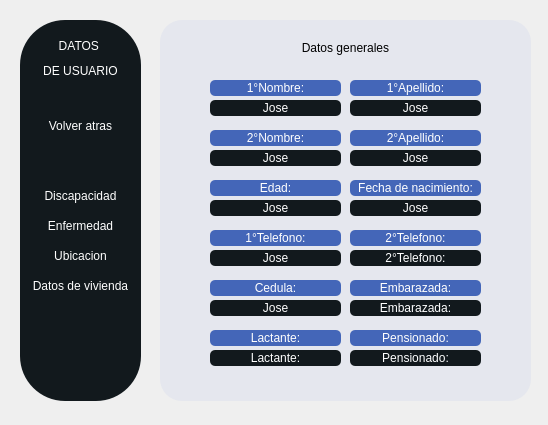
The window that VESOR/Archivos .py complementarios/Mostrar datos.ui (JoseSierraVzl/Proyecto-VESOR) describes before a commit, drawn with Qt 5.
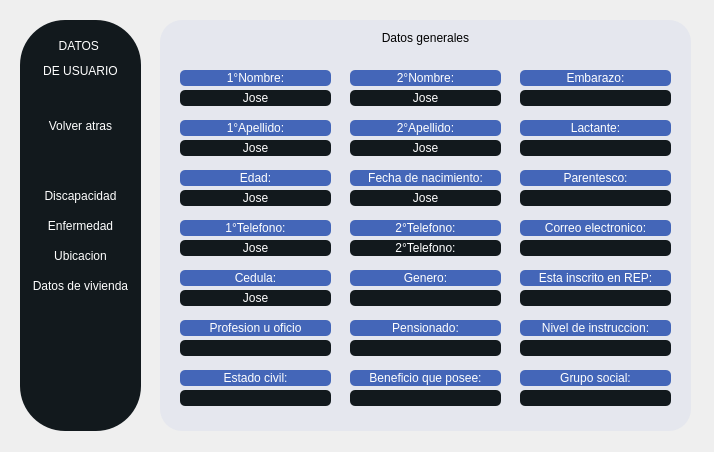
The same window after the commit.

Patch:
```diff
--- a/VESOR/Archivos .py complementarios/Mostrar datos.ui
+++ b/VESOR/Archivos .py complementarios/Mostrar datos.ui
@@ -6,8 +6,8 @@
    <rect>
     <x>0</x>
     <y>0</y>
-    <width>548</width>
-    <height>425</height>
+    <width>714</width>
+    <height>452</height>
    </rect>
   </property>
   <property name="windowTitle">
@@ -24,7 +24,7 @@
      <x>20</x>
      <y>20</y>
      <width>121</width>
-     <height>381</height>
+     <height>411</height>
     </rect>
    </property>
    <property name="styleSheet">
@@ -264,8 +264,8 @@
     <rect>
      <x>160</x>
      <y>20</y>
-     <width>371</width>
-     <height>381</height>
+     <width>531</width>
+     <height>411</height>
     </rect>
    </property>
    <property name="styleSheet">
@@ -284,8 +284,8 @@
     <property name="geometry">
      <rect>
       <x>190</x>
-      <y>80</y>
-      <width>131</width>
+      <y>70</y>
+      <width>151</width>
       <height>16</height>
      </rect>
     </property>
@@ -307,8 +307,8 @@
     <property name="geometry">
      <rect>
       <x>190</x>
-      <y>280</y>
-      <width>131</width>
+      <y>270</y>
+      <width>151</width>
       <height>16</height>
      </rect>
     </property>
@@ -320,7 +320,7 @@
 }</string>
     </property>
     <property name="text">
-     <string>Embarazada:</string>
+     <string/>
     </property>
     <property name="alignment">
      <set>Qt::AlignCenter</set>
@@ -329,9 +329,9 @@
    <widget class="QLabel" name="label_11">
     <property name="geometry">
      <rect>
-      <x>50</x>
-      <y>210</y>
-      <width>131</width>
+      <x>20</x>
+      <y>200</y>
+      <width>151</width>
       <height>16</height>
      </rect>
     </property>
@@ -351,9 +351,9 @@
    <widget class="QLabel" name="label_10">
     <property name="geometry">
      <rect>
-      <x>50</x>
-      <y>280</y>
-      <width>131</width>
+      <x>20</x>
+      <y>270</y>
+      <width>151</width>
       <height>16</height>
      </rect>
     </property>
@@ -375,8 +375,8 @@
     <property name="geometry">
      <rect>
       <x>190</x>
-      <y>260</y>
-      <width>131</width>
+      <y>250</y>
+      <width>151</width>
       <height>16</height>
      </rect>
     </property>
@@ -387,7 +387,7 @@
 }</string>
     </property>
     <property name="text">
-     <string>Embarazada:</string>
+     <string>Genero:</string>
     </property>
     <property name="alignment">
      <set>Qt::AlignCenter</set>
@@ -396,9 +396,9 @@
    <widget class="QLabel" name="label_6">
     <property name="geometry">
      <rect>
-      <x>50</x>
-      <y>130</y>
-      <width>131</width>
+      <x>20</x>
+      <y>120</y>
+      <width>151</width>
       <height>16</height>
      </rect>
     </property>
@@ -420,8 +420,8 @@
     <property name="geometry">
      <rect>
       <x>190</x>
-      <y>330</y>
-      <width>131</width>
+      <y>320</y>
+      <width>151</width>
       <height>16</height>
      </rect>
     </property>
@@ -433,7 +433,7 @@
 }</string>
     </property>
     <property name="text">
-     <string>Pensionado:</string>
+     <string/>
     </property>
     <property name="alignment">
      <set>Qt::AlignCenter</set>
@@ -442,8 +442,8 @@
    <widget class="QLabel" name="label_19">
     <property name="geometry">
      <rect>
-      <x>50</x>
-      <y>20</y>
+      <x>130</x>
+      <y>10</y>
       <width>271</width>
       <height>16</height>
      </rect>
@@ -464,9 +464,9 @@
    <widget class="QLabel" name="label_5">
     <property name="geometry">
      <rect>
-      <x>50</x>
-      <y>80</y>
-      <width>131</width>
+      <x>20</x>
+      <y>70</y>
+      <width>151</width>
       <height>16</height>
      </rect>
     </property>
@@ -487,9 +487,9 @@
    <widget class="QLabel" name="label_17">
     <property name="geometry">
      <rect>
-      <x>50</x>
-      <y>160</y>
-      <width>131</width>
+      <x>20</x>
+      <y>150</y>
+      <width>151</width>
       <height>16</height>
      </rect>
     </property>
@@ -509,9 +509,9 @@
    <widget class="QLabel" name="label_2">
     <property name="geometry">
      <rect>
-      <x>50</x>
-      <y>110</y>
-      <width>131</width>
+      <x>190</x>
+      <y>50</y>
+      <width>151</width>
       <height>16</height>
      </rect>
     </property>
@@ -532,8 +532,8 @@
     <property name="geometry">
      <rect>
       <x>190</x>
-      <y>160</y>
-      <width>131</width>
+      <y>150</y>
+      <width>151</width>
       <height>16</height>
      </rect>
     </property>
@@ -554,8 +554,8 @@
     <property name="geometry">
      <rect>
       <x>190</x>
-      <y>210</y>
-      <width>131</width>
+      <y>200</y>
+      <width>151</width>
       <height>16</height>
      </rect>
     </property>
@@ -576,8 +576,8 @@
     <property name="geometry">
      <rect>
       <x>190</x>
-      <y>180</y>
-      <width>131</width>
+      <y>170</y>
+      <width>151</width>
       <height>16</height>
      </rect>
     </property>
@@ -599,8 +599,8 @@
     <property name="geometry">
      <rect>
       <x>190</x>
-      <y>130</y>
-      <width>131</width>
+      <y>120</y>
+      <width>151</width>
       <height>16</height>
      </rect>
     </property>
@@ -621,9 +621,9 @@
    <widget class="QLabel" name="label_48">
     <property name="geometry">
      <rect>
-      <x>50</x>
-      <y>310</y>
-      <width>131</width>
+      <x>20</x>
+      <y>300</y>
+      <width>151</width>
       <height>16</height>
      </rect>
     </property>
@@ -634,7 +634,7 @@
 }</string>
     </property>
     <property name="text">
-     <string>Lactante:</string>
+     <string>Profesion u oficio</string>
     </property>
     <property name="alignment">
      <set>Qt::AlignCenter</set>
@@ -643,9 +643,9 @@
    <widget class="QLabel" name="label_9">
     <property name="geometry">
      <rect>
-      <x>50</x>
-      <y>260</y>
-      <width>131</width>
+      <x>20</x>
+      <y>250</y>
+      <width>151</width>
       <height>16</height>
      </rect>
     </property>
@@ -666,8 +666,8 @@
     <property name="geometry">
      <rect>
       <x>190</x>
-      <y>310</y>
-      <width>131</width>
+      <y>300</y>
+      <width>151</width>
       <height>16</height>
      </rect>
     </property>
@@ -687,9 +687,9 @@
    <widget class="QLabel" name="label_18">
     <property name="geometry">
      <rect>
-      <x>50</x>
-      <y>180</y>
-      <width>131</width>
+      <x>20</x>
+      <y>170</y>
+      <width>151</width>
       <height>16</height>
      </rect>
     </property>
@@ -711,8 +711,8 @@
     <property name="geometry">
      <rect>
       <x>190</x>
-      <y>230</y>
-      <width>131</width>
+      <y>220</y>
+      <width>151</width>
       <height>16</height>
      </rect>
     </property>
@@ -733,9 +733,9 @@
    <widget class="QLabel" name="label_3">
     <property name="geometry">
      <rect>
-      <x>190</x>
-      <y>60</y>
-      <width>131</width>
+      <x>20</x>
+      <y>100</y>
+      <width>151</width>
       <height>16</height>
      </rect>
     </property>
@@ -755,9 +755,9 @@
    <widget class="QLabel" name="label">
     <property name="geometry">
      <rect>
-      <x>50</x>
-      <y>60</y>
-      <width>131</width>
+      <x>20</x>
+      <y>50</y>
+      <width>151</width>
       <height>16</height>
      </rect>
     </property>
@@ -778,8 +778,8 @@
     <property name="geometry">
      <rect>
       <x>190</x>
-      <y>110</y>
-      <width>131</width>
+      <y>100</y>
+      <width>151</width>
       <height>16</height>
      </rect>
     </property>
@@ -799,9 +799,9 @@
    <widget class="QLabel" name="label_12">
     <property name="geometry">
      <rect>
-      <x>50</x>
-      <y>230</y>
-      <width>131</width>
+      <x>20</x>
+      <y>220</y>
+      <width>151</width>
       <height>16</height>
      </rect>
     </property>
@@ -822,9 +822,9 @@
    <widget class="QLabel" name="label_49">
     <property name="geometry">
      <rect>
-      <x>50</x>
-      <y>330</y>
-      <width>131</width>
+      <x>20</x>
+      <y>320</y>
+      <width>151</width>
       <height>16</height>
      </rect>
     </property>
@@ -833,6 +833,231 @@
 background-color:#12191D;;
 color: #ffffff;
 border-radius:5px
+}</string>
+    </property>
+    <property name="text">
+     <string/>
+    </property>
+    <property name="alignment">
+     <set>Qt::AlignCenter</set>
+    </property>
+   </widget>
+   <widget class="QLabel" name="label_23">
+    <property name="geometry">
+     <rect>
+      <x>360</x>
+      <y>170</y>
+      <width>151</width>
+      <height>16</height>
+     </rect>
+    </property>
+    <property name="styleSheet">
+     <string notr="true">QLabel{
+background-color:#12191D;;
+color: #ffffff;
+border-radius:5px
+}</string>
+    </property>
+    <property name="text">
+     <string/>
+    </property>
+    <property name="alignment">
+     <set>Qt::AlignCenter</set>
+    </property>
+   </widget>
+   <widget class="QLabel" name="label_24">
+    <property name="geometry">
+     <rect>
+      <x>360</x>
+      <y>120</y>
+      <width>151</width>
+      <height>16</height>
+     </rect>
+    </property>
+    <property name="styleSheet">
+     <string notr="true">QLabel{
+background-color:#12191D;;
+color: #ffffff;
+border-radius:5px
+}</string>
+    </property>
+    <property name="text">
+     <string/>
+    </property>
+    <property name="alignment">
+     <set>Qt::AlignCenter</set>
+    </property>
+   </widget>
+   <widget class="QLabel" name="label_25">
+    <property name="geometry">
+     <rect>
+      <x>360</x>
+      <y>300</y>
+      <width>151</width>
+      <height>16</height>
+     </rect>
+    </property>
+    <property name="styleSheet">
+     <string notr="true">QLabel{background-color:#4466B8;
+color: rgb(255, 255, 255);
+border-radius: 5px
+}</string>
+    </property>
+    <property name="text">
+     <string>Nivel de instruccion:</string>
+    </property>
+    <property name="alignment">
+     <set>Qt::AlignCenter</set>
+    </property>
+   </widget>
+   <widget class="QLabel" name="label_26">
+    <property name="geometry">
+     <rect>
+      <x>360</x>
+      <y>220</y>
+      <width>151</width>
+      <height>16</height>
+     </rect>
+    </property>
+    <property name="styleSheet">
+     <string notr="true">QLabel{
+background-color:#12191D;;
+color: #ffffff;
+border-radius:5px
+}</string>
+    </property>
+    <property name="text">
+     <string/>
+    </property>
+    <property name="alignment">
+     <set>Qt::AlignCenter</set>
+    </property>
+   </widget>
+   <widget class="QLabel" name="label_50">
+    <property name="geometry">
+     <rect>
+      <x>360</x>
+      <y>200</y>
+      <width>151</width>
+      <height>16</height>
+     </rect>
+    </property>
+    <property name="styleSheet">
+     <string notr="true">QLabel{background-color:#4466B8;
+color: rgb(255, 255, 255);
+border-radius: 5px
+}</string>
+    </property>
+    <property name="text">
+     <string>Correo electronico:</string>
+    </property>
+    <property name="alignment">
+     <set>Qt::AlignCenter</set>
+    </property>
+   </widget>
+   <widget class="QLabel" name="label_27">
+    <property name="geometry">
+     <rect>
+      <x>360</x>
+      <y>320</y>
+      <width>151</width>
+      <height>16</height>
+     </rect>
+    </property>
+    <property name="styleSheet">
+     <string notr="true">QLabel{
+background-color:#12191D;;
+color: #ffffff;
+border-radius:5px
+}</string>
+    </property>
+    <property name="text">
+     <string/>
+    </property>
+    <property name="alignment">
+     <set>Qt::AlignCenter</set>
+    </property>
+   </widget>
+   <widget class="QLabel" name="label_51">
+    <property name="geometry">
+     <rect>
+      <x>360</x>
+      <y>270</y>
+      <width>151</width>
+      <height>16</height>
+     </rect>
+    </property>
+    <property name="styleSheet">
+     <string notr="true">QLabel{
+background-color:#12191D;;
+color: #ffffff;
+border-radius:5px
+}</string>
+    </property>
+    <property name="text">
+     <string/>
+    </property>
+    <property name="alignment">
+     <set>Qt::AlignCenter</set>
+    </property>
+   </widget>
+   <widget class="QLabel" name="label_52">
+    <property name="geometry">
+     <rect>
+      <x>360</x>
+      <y>250</y>
+      <width>151</width>
+      <height>16</height>
+     </rect>
+    </property>
+    <property name="styleSheet">
+     <string notr="true">QLabel{background-color:#4466B8;
+color: rgb(255, 255, 255);
+border-radius: 5px
+}</string>
+    </property>
+    <property name="text">
+     <string>Esta inscrito en REP:</string>
+    </property>
+    <property name="alignment">
+     <set>Qt::AlignCenter</set>
+    </property>
+   </widget>
+   <widget class="QLabel" name="label_28">
+    <property name="geometry">
+     <rect>
+      <x>360</x>
+      <y>50</y>
+      <width>151</width>
+      <height>16</height>
+     </rect>
+    </property>
+    <property name="styleSheet">
+     <string notr="true">QLabel{background-color:#4466B8;
+color: rgb(255, 255, 255);
+border-radius: 5px
+}</string>
+    </property>
+    <property name="text">
+     <string>Embarazo:</string>
+    </property>
+    <property name="alignment">
+     <set>Qt::AlignCenter</set>
+    </property>
+   </widget>
+   <widget class="QLabel" name="label_29">
+    <property name="geometry">
+     <rect>
+      <x>360</x>
+      <y>100</y>
+      <width>151</width>
+      <height>16</height>
+     </rect>
+    </property>
+    <property name="styleSheet">
+     <string notr="true">QLabel{background-color:#4466B8;
+color: rgb(255, 255, 255);
+border-radius: 5px
 }</string>
     </property>
     <property name="text">
@@ -842,6 +1067,186 @@
      <set>Qt::AlignCenter</set>
     </property>
    </widget>
+   <widget class="QLabel" name="label_30">
+    <property name="geometry">
+     <rect>
+      <x>360</x>
+      <y>150</y>
+      <width>151</width>
+      <height>16</height>
+     </rect>
+    </property>
+    <property name="styleSheet">
+     <string notr="true">QLabel{background-color:#4466B8;
+color: rgb(255, 255, 255);
+border-radius: 5px
+}</string>
+    </property>
+    <property name="text">
+     <string>Parentesco:</string>
+    </property>
+    <property name="alignment">
+     <set>Qt::AlignCenter</set>
+    </property>
+   </widget>
+   <widget class="QLabel" name="label_31">
+    <property name="geometry">
+     <rect>
+      <x>360</x>
+      <y>70</y>
+      <width>151</width>
+      <height>16</height>
+     </rect>
+    </property>
+    <property name="styleSheet">
+     <string notr="true">QLabel{
+background-color:#12191D;;
+color: #ffffff;
+border-radius:5px
+}</string>
+    </property>
+    <property name="text">
+     <string/>
+    </property>
+    <property name="alignment">
+     <set>Qt::AlignCenter</set>
+    </property>
+   </widget>
+   <widget class="QLabel" name="label_32">
+    <property name="geometry">
+     <rect>
+      <x>20</x>
+      <y>350</y>
+      <width>151</width>
+      <height>16</height>
+     </rect>
+    </property>
+    <property name="styleSheet">
+     <string notr="true">QLabel{background-color:#4466B8;
+color: rgb(255, 255, 255);
+border-radius: 5px
+}</string>
+    </property>
+    <property name="text">
+     <string>Estado civil:</string>
+    </property>
+    <property name="alignment">
+     <set>Qt::AlignCenter</set>
+    </property>
+   </widget>
+   <widget class="QLabel" name="label_33">
+    <property name="geometry">
+     <rect>
+      <x>20</x>
+      <y>370</y>
+      <width>151</width>
+      <height>16</height>
+     </rect>
+    </property>
+    <property name="styleSheet">
+     <string notr="true">QLabel{
+background-color:#12191D;;
+color: #ffffff;
+border-radius:5px
+}</string>
+    </property>
+    <property name="text">
+     <string/>
+    </property>
+    <property name="alignment">
+     <set>Qt::AlignCenter</set>
+    </property>
+   </widget>
+   <widget class="QLabel" name="label_34">
+    <property name="geometry">
+     <rect>
+      <x>190</x>
+      <y>370</y>
+      <width>151</width>
+      <height>16</height>
+     </rect>
+    </property>
+    <property name="styleSheet">
+     <string notr="true">QLabel{
+background-color:#12191D;;
+color: #ffffff;
+border-radius:5px
+}</string>
+    </property>
+    <property name="text">
+     <string/>
+    </property>
+    <property name="alignment">
+     <set>Qt::AlignCenter</set>
+    </property>
+   </widget>
+   <widget class="QLabel" name="label_35">
+    <property name="geometry">
+     <rect>
+      <x>190</x>
+      <y>350</y>
+      <width>151</width>
+      <height>16</height>
+     </rect>
+    </property>
+    <property name="styleSheet">
+     <string notr="true">QLabel{background-color:#4466B8;
+color: rgb(255, 255, 255);
+border-radius: 5px
+}</string>
+    </property>
+    <property name="text">
+     <string>Beneficio que posee:</string>
+    </property>
+    <property name="alignment">
+     <set>Qt::AlignCenter</set>
+    </property>
+   </widget>
+   <widget class="QLabel" name="label_36">
+    <property name="geometry">
+     <rect>
+      <x>360</x>
+      <y>370</y>
+      <width>151</width>
+      <height>16</height>
+     </rect>
+    </property>
+    <property name="styleSheet">
+     <string notr="true">QLabel{
+background-color:#12191D;;
+color: #ffffff;
+border-radius:5px
+}</string>
+    </property>
+    <property name="text">
+     <string/>
+    </property>
+    <property name="alignment">
+     <set>Qt::AlignCenter</set>
+    </property>
+   </widget>
+   <widget class="QLabel" name="label_37">
+    <property name="geometry">
+     <rect>
+      <x>360</x>
+      <y>350</y>
+      <width>151</width>
+      <height>16</height>
+     </rect>
+    </property>
+    <property name="styleSheet">
+     <string notr="true">QLabel{background-color:#4466B8;
+color: rgb(255, 255, 255);
+border-radius: 5px
+}</string>
+    </property>
+    <property name="text">
+     <string>Grupo social:</string>
+    </property>
+    <property name="alignment">
+     <set>Qt::AlignCenter</set>
+    </property>
+   </widget>
   </widget>
  </widget>
  <resources>
```
Left out of the diff: 2 changed lines with no effect on the pictures.
